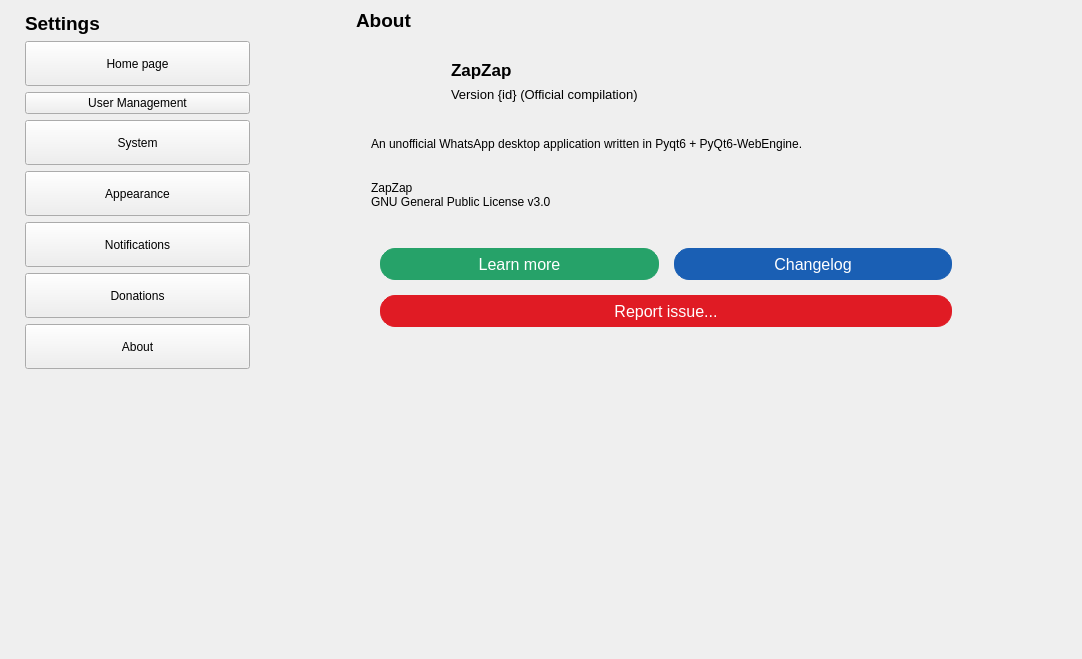
rafatosta/zapzap, file zapzap/view/settings.ui: the form before one commit.
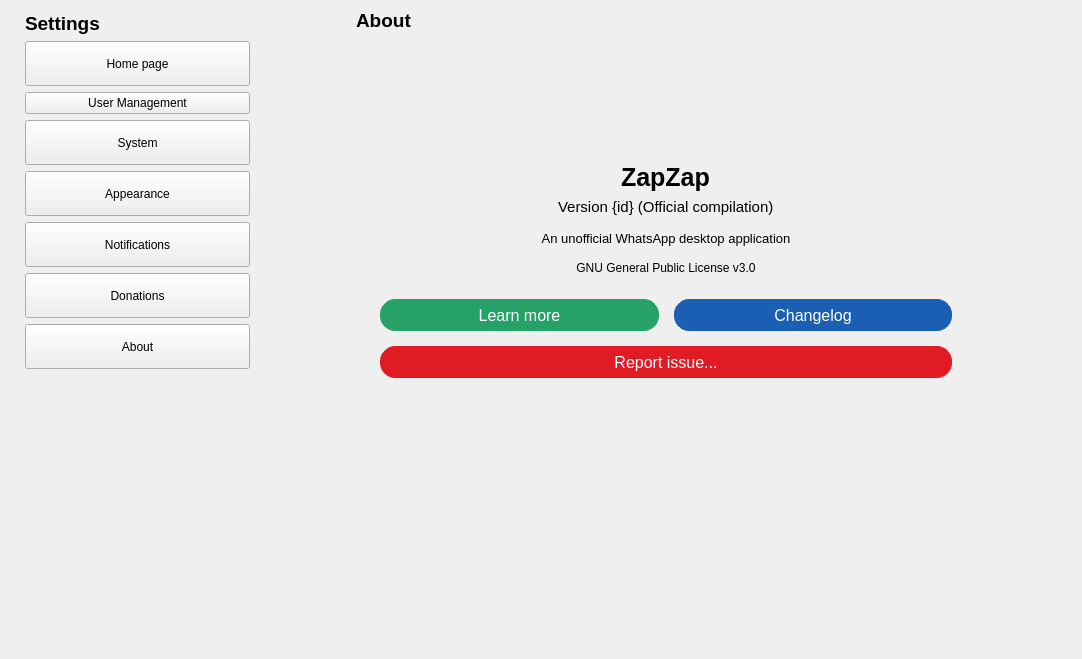
The form after the commit. The open tabs and pages were chosen to show the change.

Patch:
```diff
--- a/zapzap/view/settings.ui
+++ b/zapzap/view/settings.ui
@@ -1778,8 +1778,8 @@
            <rect>
             <x>0</x>
             <y>0</y>
-            <width>642</width>
-            <height>395</height>
+            <width>832</width>
+            <height>659</height>
            </rect>
           </property>
           <layout class="QVBoxLayout" name="verticalLayout_17">
@@ -1847,7 +1847,7 @@
                  </property>
                  <layout class="QVBoxLayout" name="verticalLayout_23">
                   <property name="spacing">
-                   <number>30</number>
+                   <number>15</number>
                   </property>
                   <property name="leftMargin">
                    <number>15</number>
@@ -1862,42 +1862,42 @@
                    <number>15</number>
                   </property>
                   <item>
-                   <layout class="QHBoxLayout" name="horizontalLayout_12">
-                    <item>
-                     <widget class="QLabel" name="icon_app">
-                      <property name="minimumSize">
-                       <size>
-                        <width>50</width>
-                        <height>50</height>
-                       </size>
-                      </property>
-                      <property name="maximumSize">
-                       <size>
-                        <width>50</width>
-                        <height>50</height>
-                       </size>
-                      </property>
-                      <property name="text">
-                       <string/>
-                      </property>
-                      <property name="scaledContents">
-                       <bool>true</bool>
-                      </property>
-                      <property name="alignment">
-                       <set>Qt::AlignCenter</set>
-                      </property>
-                     </widget>
-                    </item>
+                   <layout class="QVBoxLayout" name="verticalLayout_20">
                     <item>
                      <layout class="QVBoxLayout" name="verticalLayout_15">
                       <property name="spacing">
-                       <number>0</number>
+                       <number>6</number>
                       </property>
-                      <item>
+                      <item alignment="Qt::AlignHCenter">
+                       <widget class="QLabel" name="icon_app">
+                        <property name="minimumSize">
+                         <size>
+                          <width>100</width>
+                          <height>100</height>
+                         </size>
+                        </property>
+                        <property name="maximumSize">
+                         <size>
+                          <width>100</width>
+                          <height>100</height>
+                         </size>
+                        </property>
+                        <property name="text">
+                         <string/>
+                        </property>
+                        <property name="scaledContents">
+                         <bool>true</bool>
+                        </property>
+                        <property name="alignment">
+                         <set>Qt::AlignCenter</set>
+                        </property>
+                       </widget>
+                      </item>
+                      <item alignment="Qt::AlignHCenter">
                        <widget class="QLabel" name="name_app">
                         <property name="font">
                          <font>
-                          <pointsize>13</pointsize>
+                          <pointsize>19</pointsize>
                           <bold>true</bold>
                          </font>
                         </property>
@@ -1906,11 +1906,11 @@
                         </property>
                        </widget>
                       </item>
-                      <item>
+                      <item alignment="Qt::AlignHCenter">
                        <widget class="QLabel" name="version_app">
                         <property name="font">
                          <font>
-                          <pointsize>10</pointsize>
+                          <pointsize>11</pointsize>
                          </font>
                         </property>
                         <property name="text">
@@ -1924,8 +1924,16 @@
                   </item>
                   <item>
                    <widget class="QLabel" name="desc_app">
+                    <property name="font">
+                     <font>
+                      <pointsize>10</pointsize>
+                     </font>
+                    </property>
                     <property name="text">
-                     <string>An unofficial WhatsApp desktop application written in Pyqt6 + PyQt6-WebEngine.</string>
+                     <string>An unofficial WhatsApp desktop application</string>
+                    </property>
+                    <property name="alignment">
+                     <set>Qt::AlignCenter</set>
                     </property>
                    </widget>
                   </item>
@@ -1934,18 +1942,14 @@
                     <property name="spacing">
                      <number>0</number>
                     </property>
-                    <item>
-                     <widget class="QLabel" name="name_app2">
-                      <property name="text">
-                       <string>ZapZap</string>
-                      </property>
-                     </widget>
-                    </item>
                     <item>
                      <widget class="QLabel" name="label_4">
                       <property name="text">
                        <string>GNU General Public License v3.0</string>
                       </property>
+                      <property name="alignment">
+                       <set>Qt::AlignCenter</set>
+                      </property>
                      </widget>
                     </item>
                    </layout>
```
Left out of the diff: 18 changed lines with no effect on the pictures.
